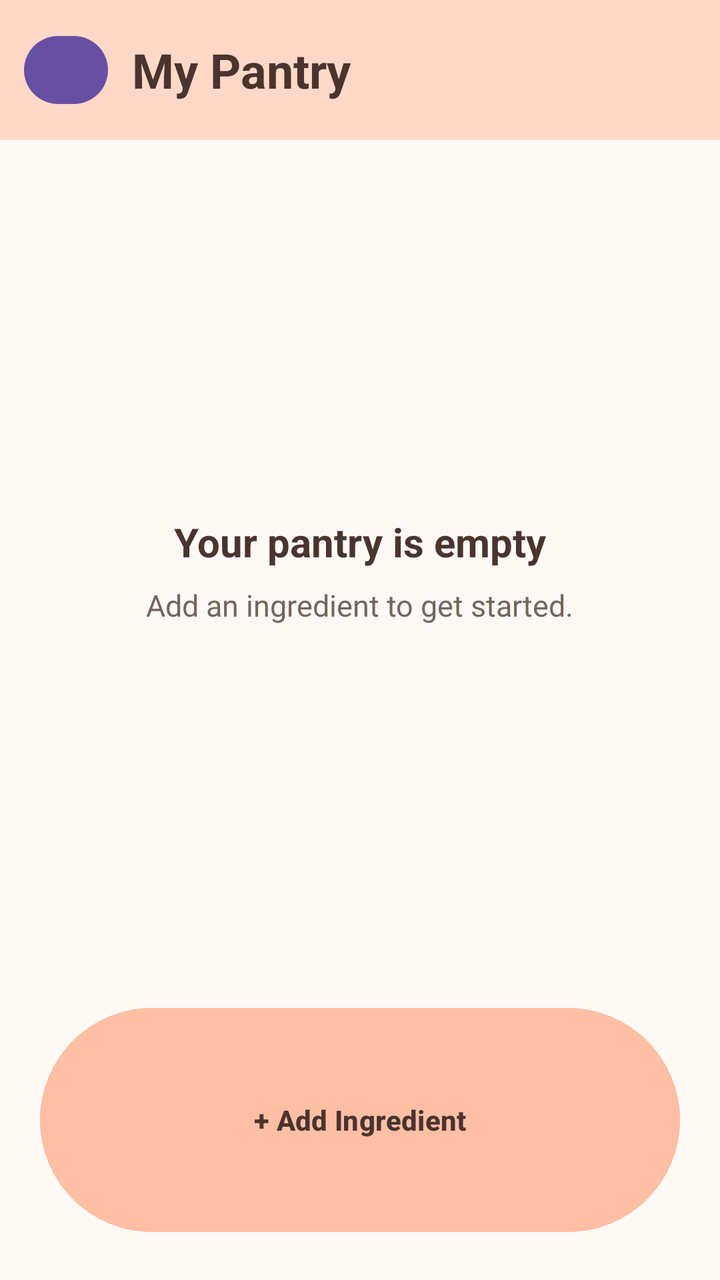
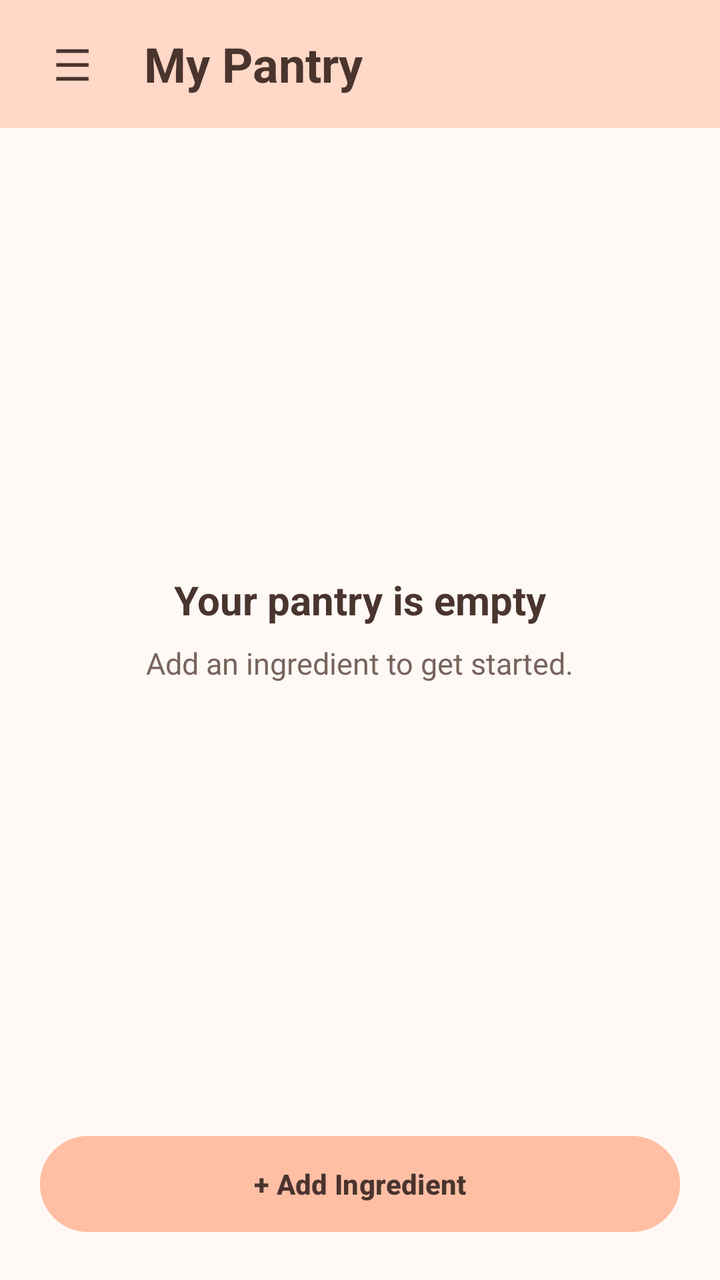

An Android layout rendered at two revisions. The XML below is the earlier revision; the diff shows what the commit changed to produce the second picture.
<!-- AndroidManifest.xml: application theme Theme.SmartPantryManager -->
<!-- res/layout/activity_main.xml -->
<?xml version="1.0" encoding="utf-8"?>
<androidx.drawerlayout.widget.DrawerLayout
    xmlns:android="http://schemas.android.com/apk/res/android"
    xmlns:app="http://schemas.android.com/apk/res-auto"
    android:id="@+id/drawerLayout"
    android:layout_width="match_parent"
    android:layout_height="match_parent">

    <androidx.constraintlayout.widget.ConstraintLayout
        android:id="@+id/main"
        android:layout_width="match_parent"
        android:layout_height="match_parent"
        android:background="#FFF9F6">

        <LinearLayout
            android:id="@+id/topBar"
            android:layout_width="0dp"
            android:layout_height="70dp"
            android:background="#FFD8C7"
            android:gravity="center_vertical"
            android:orientation="horizontal"
            android:paddingStart="12dp"
            android:paddingEnd="20dp"
            app:layout_constraintEnd_toEndOf="parent"
            app:layout_constraintStart_toStartOf="parent"
            app:layout_constraintTop_toTopOf="parent">

            <Button
                android:id="@+id/menuButton"
                android:layout_width="42dp"
                android:layout_height="42dp"
                android:text="☰"
                android:textSize="18sp" />

            <TextView
                android:id="@+id/titleText"
                android:layout_width="wrap_content"
                android:layout_height="wrap_content"
                android:layout_marginStart="12dp"
                android:text="My Pantry"
                android:textColor="#4A342E"
                android:textSize="24sp"
                android:textStyle="bold" />

        </LinearLayout>

        <androidx.recyclerview.widget.RecyclerView
            android:id="@+id/pantryRecyclerView"
            android:layout_width="0dp"
            android:layout_height="0dp"
            android:clipToPadding="false"
            android:padding="16dp"
            app:layout_constraintBottom_toTopOf="@id/addIngredientButton"
            app:layout_constraintEnd_toEndOf="parent"
            app:layout_constraintStart_toStartOf="parent"
            app:layout_constraintTop_toBottomOf="@id/topBar" />

        <TextView
            android:id="@+id/emptyTitle"
            android:layout_width="wrap_content"
            android:layout_height="wrap_content"
            android:text="Your pantry is empty"
            android:textColor="#4A342E"
            android:textSize="20sp"
            android:textStyle="bold"
            app:layout_constraintBottom_toTopOf="@id/emptyMessage"
            app:layout_constraintEnd_toEndOf="parent"
            app:layout_constraintStart_toStartOf="parent"
            app:layout_constraintTop_toBottomOf="@id/topBar"
            app:layout_constraintVertical_chainStyle="packed" />

        <TextView
            android:id="@+id/emptyMessage"
            android:layout_width="wrap_content"
            android:layout_height="wrap_content"
            android:layout_marginTop="8dp"
            android:text="Add an ingredient to get started."
            android:textColor="#78645D"
            android:textSize="15sp"
            app:layout_constraintBottom_toTopOf="@id/addIngredientButton"
            app:layout_constraintEnd_toEndOf="parent"
            app:layout_constraintStart_toStartOf="parent"
            app:layout_constraintTop_toBottomOf="@id/emptyTitle" />

        <Button
            android:id="@+id/addIngredientButton"
            android:layout_width="0dp"
            android:layout_height="120dp"
            android:layout_marginStart="20dp"
            android:layout_marginEnd="20dp"
            android:layout_marginBottom="20dp"
            android:backgroundTint="#FFBFA5"
            android:text="+ Add Ingredient"
            android:textColor="#4A342E"
            android:textStyle="bold"
            app:layout_constraintBottom_toBottomOf="parent"
            app:layout_constraintEnd_toEndOf="parent"
            app:layout_constraintStart_toStartOf="parent" />

    </androidx.constraintlayout.widget.ConstraintLayout>

    <com.google.android.material.navigation.NavigationView
        android:id="@+id/navigationView"
        android:layout_width="280dp"
        android:layout_height="match_parent"
        android:layout_gravity="start"
        android:background="#FFF9F6"
        app:menu="@menu/drawer_menu" />

</androidx.drawerlayout.widget.DrawerLayout>
<!-- resources referenced by this layout -->
<resources>
  <style name="Theme.SmartPantryManager" parent="Base.Theme.SmartPantryManager" />
  <style name="Base.Theme.SmartPantryManager" parent="Theme.Material3.DayNight.NoActionBar">
          
          
      </style>
</resources>

<!-- the commit's change to res/layout/activity_main.xml (unified diff, before → after) -->
@@ -4,19 +4,20 @@
     xmlns:app="http://schemas.android.com/apk/res-auto"
     android:id="@+id/drawerLayout"
     android:layout_width="match_parent"
-    android:layout_height="match_parent">
+    android:layout_height="match_parent"
+    android:background="@color/app_background">
 
     <androidx.constraintlayout.widget.ConstraintLayout
         android:id="@+id/main"
         android:layout_width="match_parent"
         android:layout_height="match_parent"
-        android:background="#FFF9F6">
+        android:background="@color/app_background">
 
         <LinearLayout
             android:id="@+id/topBar"
             android:layout_width="0dp"
-            android:layout_height="70dp"
-            android:background="#FFD8C7"
+            android:layout_height="64dp"
+            android:background="@color/top_bar"
             android:gravity="center_vertical"
             android:orientation="horizontal"
             android:paddingStart="12dp"
@@ -27,10 +28,16 @@
 
             <Button
                 android:id="@+id/menuButton"
-                android:layout_width="42dp"
-                android:layout_height="42dp"
+                android:layout_width="48dp"
+                android:layout_height="48dp"
+                android:backgroundTint="@android:color/transparent"
+                android:minWidth="0dp"
+                android:minHeight="0dp"
+                android:padding="0dp"
+                android:stateListAnimator="@null"
                 android:text="☰"
-                android:textSize="18sp" />
+                android:textColor="@color/main_text"
+                android:textSize="22sp" />
 
             <TextView
                 android:id="@+id/titleText"
@@ -38,7 +45,7 @@
                 android:layout_height="wrap_content"
                 android:layout_marginStart="12dp"
                 android:text="My Pantry"
-                android:textColor="#4A342E"
+                android:textColor="@color/main_text"
                 android:textSize="24sp"
                 android:textStyle="bold" />
 
@@ -60,7 +67,7 @@
             android:layout_width="wrap_content"
             android:layout_height="wrap_content"
             android:text="Your pantry is empty"
-            android:textColor="#4A342E"
+            android:textColor="@color/main_text"
             android:textSize="20sp"
             android:textStyle="bold"
             app:layout_constraintBottom_toTopOf="@id/emptyMessage"
@@ -75,7 +82,7 @@
             android:layout_height="wrap_content"
             android:layout_marginTop="8dp"
             android:text="Add an ingredient to get started."
-            android:textColor="#78645D"
+            android:textColor="@color/secondary_text"
             android:textSize="15sp"
             app:layout_constraintBottom_toTopOf="@id/addIngredientButton"
             app:layout_constraintEnd_toEndOf="parent"
@@ -85,13 +92,13 @@
         <Button
             android:id="@+id/addIngredientButton"
             android:layout_width="0dp"
-            android:layout_height="120dp"
+            android:layout_height="56dp"
             android:layout_marginStart="20dp"
             android:layout_marginEnd="20dp"
             android:layout_marginBottom="20dp"
-            android:backgroundTint="#FFBFA5"
+            android:backgroundTint="@color/button_background"
             android:text="+ Add Ingredient"
-            android:textColor="#4A342E"
+            android:textColor="@color/main_text"
             android:textStyle="bold"
             app:layout_constraintBottom_toBottomOf="parent"
             app:layout_constraintEnd_toEndOf="parent"
@@ -104,7 +111,8 @@
         android:layout_width="280dp"
         android:layout_height="match_parent"
         android:layout_gravity="start"
-        android:background="#FFF9F6"
+        android:background="@color/app_background"
+        app:itemTextColor="@color/main_text"
         app:menu="@menu/drawer_menu" />
 
 </androidx.drawerlayout.widget.DrawerLayout>
<!-- resource entries referenced after the edit -->
@@ -1,5 +1,10 @@
 <!-- resources referenced by this layout -->
 <resources>
+  <color name="app_background">#FFF9F6</color>
+  <color name="button_background">#FFBFA5</color>
+  <color name="main_text">#4A342E</color>
+  <color name="secondary_text">#78645D</color>
+  <color name="top_bar">#FFD8C7</color>
   <style name="Theme.SmartPantryManager" parent="Base.Theme.SmartPantryManager" />
   <style name="Base.Theme.SmartPantryManager" parent="Theme.Material3.DayNight.NoActionBar">
           
